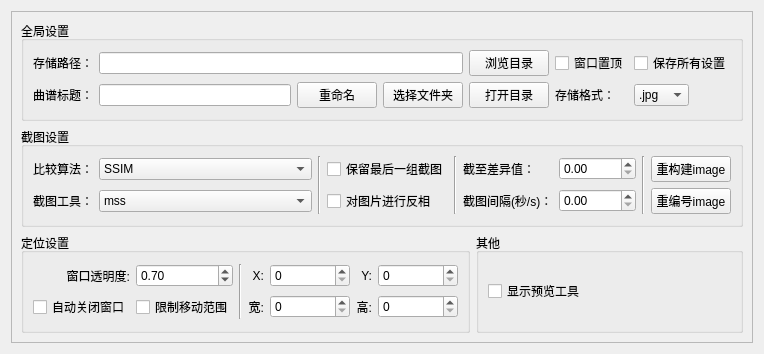
The window that src/View/ui/TabSettings.ui (Carrot-shreds/score_capture) describes before a commit, drawn with Qt 5.
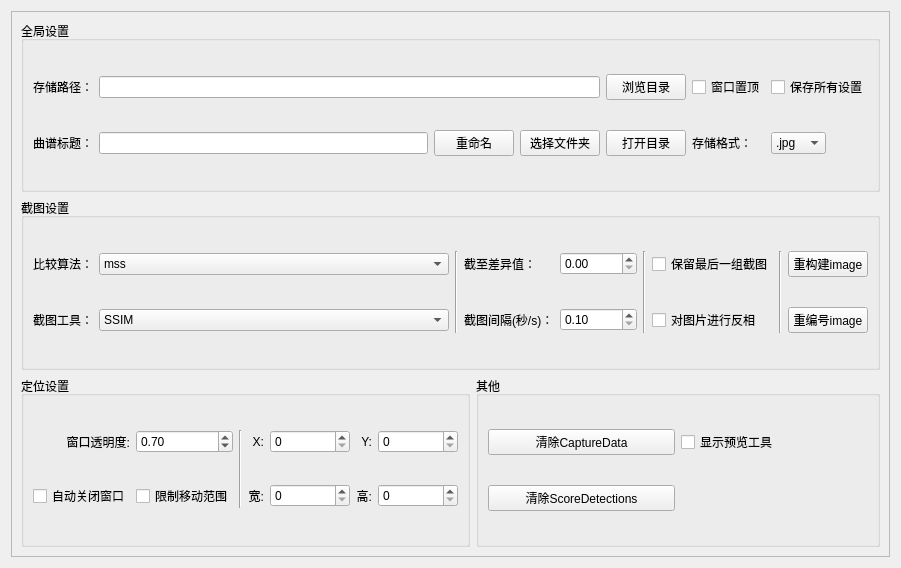
The same window after the commit.

```diff
--- a/src/View/ui/TabSettings.ui
+++ b/src/View/ui/TabSettings.ui
@@ -6,8 +6,8 @@
    <rect>
     <x>0</x>
     <y>0</y>
-    <width>764</width>
-    <height>354</height>
+    <width>901</width>
+    <height>568</height>
    </rect>
   </property>
   <property name="windowTitle">
@@ -16,6 +16,9 @@
   <layout class="QVBoxLayout" name="verticalLayout">
    <item>
     <widget class="QScrollArea" name="scrollArea">
+     <property name="horizontalScrollBarPolicy">
+      <enum>Qt::ScrollBarPolicy::ScrollBarAsNeeded</enum>
+     </property>
      <property name="widgetResizable">
       <bool>true</bool>
      </property>
@@ -24,189 +27,31 @@
        <rect>
         <x>0</x>
         <y>0</y>
-        <width>732</width>
-        <height>336</height>
+        <width>881</width>
+        <height>548</height>
        </rect>
       </property>
       <layout class="QGridLayout" name="gridLayout_3">
-       <item row="2" column="0">
-        <widget class="QGroupBox" name="groupBox">
-         <property name="title">
-          <string>定位设置</string>
-         </property>
-         <layout class="QGridLayout" name="gridLayout">
-          <item row="0" column="7">
-           <widget class="QSpinBox" name="spinBox_region_y">
-            <property name="sizePolicy">
-             <sizepolicy hsizetype="Minimum" vsizetype="Fixed">
-              <horstretch>0</horstretch>
-              <verstretch>0</verstretch>
-             </sizepolicy>
-            </property>
-            <property name="minimumSize">
-             <size>
-              <width>80</width>
-              <height>0</height>
-             </size>
-            </property>
-            <property name="maximum">
-             <number>2000</number>
-            </property>
-           </widget>
-          </item>
-          <item row="1" column="7">
-           <widget class="QSpinBox" name="spinBox_region_height">
-            <property name="sizePolicy">
-             <sizepolicy hsizetype="Minimum" vsizetype="Fixed">
-              <horstretch>0</horstretch>
-              <verstretch>0</verstretch>
-             </sizepolicy>
-            </property>
-            <property name="minimumSize">
-             <size>
-              <width>80</width>
-              <height>0</height>
-             </size>
-            </property>
-            <property name="maximum">
-             <number>2000</number>
-            </property>
-           </widget>
-          </item>
-          <item row="0" column="4">
-           <widget class="QLabel" name="label_9">
-            <property name="text">
-             <string>X:</string>
-            </property>
-            <property name="alignment">
-             <set>Qt::AlignmentFlag::AlignRight|Qt::AlignmentFlag::AlignTrailing|Qt::AlignmentFlag::AlignVCenter</set>
-            </property>
-           </widget>
-          </item>
-          <item row="1" column="4">
-           <widget class="QLabel" name="label_7">
-            <property name="text">
-             <string>宽:</string>
-            </property>
-            <property name="alignment">
-             <set>Qt::AlignmentFlag::AlignRight|Qt::AlignmentFlag::AlignTrailing|Qt::AlignmentFlag::AlignVCenter</set>
-            </property>
-           </widget>
-          </item>
-          <item row="1" column="5">
-           <widget class="QSpinBox" name="spinBox_region_width">
-            <property name="sizePolicy">
-             <sizepolicy hsizetype="Minimum" vsizetype="Fixed">
-              <horstretch>0</horstretch>
-              <verstretch>0</verstretch>
-             </sizepolicy>
-            </property>
-            <property name="minimumSize">
-             <size>
-              <width>80</width>
-              <height>0</height>
-             </size>
-            </property>
-            <property name="maximum">
-             <number>2000</number>
-            </property>
-           </widget>
-          </item>
-          <item row="0" column="1">
-           <widget class="QDoubleSpinBox" name="doubleSpinBox_opacity">
-            <property name="minimum">
-             <double>0.100000000000000</double>
-            </property>
-            <property name="maximum">
-             <double>1.000000000000000</double>
-            </property>
-            <property name="singleStep">
-             <double>0.010000000000000</double>
-            </property>
-            <property name="value">
-             <double>0.700000000000000</double>
-            </property>
-           </widget>
-          </item>
-          <item row="0" column="5">
-           <widget class="QSpinBox" name="spinBox_region_x">
-            <property name="sizePolicy">
-             <sizepolicy hsizetype="Minimum" vsizetype="Fixed">
-              <horstretch>0</horstretch>
-              <verstretch>0</verstretch>
-             </sizepolicy>
-            </property>
-            <property name="minimumSize">
-             <size>
-              <width>80</width>
-              <height>0</height>
-             </size>
-            </property>
-            <property name="maximum">
-             <number>2000</number>
-            </property>
-           </widget>
-          </item>
-          <item row="0" column="2" rowspan="2">
-           <widget class="Line" name="line_4">
-            <property name="orientation">
-             <enum>Qt::Orientation::Vertical</enum>
-            </property>
-           </widget>
-          </item>
-          <item row="0" column="6">
-           <widget class="QLabel" name="label_11">
-            <property name="text">
-             <string>Y:</string>
-            </property>
-            <property name="alignment">
-             <set>Qt::AlignmentFlag::AlignRight|Qt::AlignmentFlag::AlignTrailing|Qt::AlignmentFlag::AlignVCenter</set>
-            </property>
-           </widget>
-          </item>
-          <item row="0" column="0">
-           <widget class="QLabel" name="label_10">
-            <property name="text">
-             <string>窗口透明度:</string>
-            </property>
-            <property name="alignment">
-             <set>Qt::AlignmentFlag::AlignRight|Qt::AlignmentFlag::AlignTrailing|Qt::AlignmentFlag::AlignVCenter</set>
-            </property>
-           </widget>
-          </item>
-          <item row="1" column="6">
-           <widget class="QLabel" name="label_8">
-            <property name="text">
-             <string>高:</string>
-            </property>
-            <property name="alignment">
-             <set>Qt::AlignmentFlag::AlignRight|Qt::AlignmentFlag::AlignTrailing|Qt::AlignmentFlag::AlignVCenter</set>
-            </property>
-           </widget>
-          </item>
-          <item row="1" column="0">
-           <widget class="QCheckBox" name="checkBox_auto_close">
-            <property name="text">
-             <string>自动关闭窗口</string>
-            </property>
-           </widget>
-          </item>
-          <item row="1" column="1">
-           <widget class="QCheckBox" name="checkBox_limit_move">
-            <property name="text">
-             <string>限制移动范围</string>
-            </property>
-           </widget>
-          </item>
-         </layout>
-        </widget>
-       </item>
        <item row="0" column="0" colspan="3">
         <widget class="QGroupBox" name="groupBox_3">
          <property name="title">
           <string>全局设置</string>
          </property>
          <layout class="QGridLayout" name="gridLayout_4">
+          <item row="3" column="3">
+           <widget class="QPushButton" name="pushButton_select_folder">
+            <property name="text">
+             <string>选择文件夹</string>
+            </property>
+           </widget>
+          </item>
+          <item row="0" column="4">
+           <widget class="QPushButton" name="pushButton_select_path">
+            <property name="text">
+             <string>浏览目录</string>
+            </property>
+           </widget>
+          </item>
           <item row="3" column="0">
            <widget class="QLabel" name="label_3">
             <property name="text">
@@ -214,46 +59,6 @@
             </property>
            </widget>
           </item>
-          <item row="3" column="5">
-           <widget class="QLabel" name="label_6">
-            <property name="text">
-             <string>存储格式：</string>
-            </property>
-           </widget>
-          </item>
-          <item row="3" column="1">
-           <widget class="QLineEdit" name="lineEdit_score_title">
-            <property name="sizePolicy">
-             <sizepolicy hsizetype="Expanding" vsizetype="Fixed">
-              <horstretch>0</horstretch>
-              <verstretch>0</verstretch>
-             </sizepolicy>
-            </property>
-           </widget>
-          </item>
-          <item row="3" column="2">
-           <widget class="QPushButton" name="pushButton_rename_folder">
-            <property name="sizePolicy">
-             <sizepolicy hsizetype="Minimum" vsizetype="Fixed">
-              <horstretch>0</horstretch>
-              <verstretch>0</verstretch>
-             </sizepolicy>
-            </property>
-            <property name="text">
-             <string>重命名</string>
-            </property>
-           </widget>
-          </item>
-          <item row="0" column="1" colspan="3">
-           <widget class="QLineEdit" name="lineEdit_save_path"/>
-          </item>
-          <item row="0" column="0">
-           <widget class="QLabel" name="label_5">
-            <property name="text">
-             <string>存储路径：</string>
-            </property>
-           </widget>
-          </item>
           <item row="3" column="4">
            <widget class="QPushButton" name="pushButton_open_folder">
             <property name="text">
@@ -261,6 +66,30 @@
             </property>
            </widget>
           </item>
+          <item row="0" column="6">
+           <widget class="QCheckBox" name="checkBox_save_all_settings">
+            <property name="text">
+             <string>保存所有设置</string>
+            </property>
+           </widget>
+          </item>
+          <item row="0" column="0">
+           <widget class="QLabel" name="label_5">
+            <property name="text">
+             <string>存储路径：</string>
+            </property>
+           </widget>
+          </item>
+          <item row="3" column="1">
+           <widget class="QLineEdit" name="lineEdit_score_title">
+            <property name="sizePolicy">
+             <sizepolicy hsizetype="Expanding" vsizetype="Fixed">
+              <horstretch>0</horstretch>
+              <verstretch>0</verstretch>
+             </sizepolicy>
+            </property>
+           </widget>
+          </item>
           <item row="3" column="6">
            <widget class="QComboBox" name="comboBox_save_format">
             <property name="sizePolicy">
@@ -287,20 +116,29 @@
             </item>
            </widget>
           </item>
-          <item row="3" column="3">
-           <widget class="QPushButton" name="pushButton_select_folder">
+          <item row="3" column="5">
+           <widget class="QLabel" name="label_6">
             <property name="text">
-             <string>选择文件夹</string>
+             <string>存储格式：</string>
             </property>
            </widget>
           </item>
-          <item row="0" column="4">
-           <widget class="QPushButton" name="pushButton_select_path">
+          <item row="3" column="2">
+           <widget class="QPushButton" name="pushButton_rename_folder">
+            <property name="sizePolicy">
+             <sizepolicy hsizetype="Minimum" vsizetype="Fixed">
+              <horstretch>0</horstretch>
+              <verstretch>0</verstretch>
+             </sizepolicy>
+            </property>
             <property name="text">
-             <string>浏览目录</string>
+             <string>重命名</string>
             </property>
            </widget>
           </item>
+          <item row="0" column="1" colspan="3">
+           <widget class="QLineEdit" name="lineEdit_save_path"/>
+          </item>
           <item row="0" column="5">
            <widget class="QCheckBox" name="checkBox_always_on_top">
             <property name="text">
@@ -308,10 +146,223 @@
             </property>
            </widget>
           </item>
-          <item row="0" column="6">
-           <widget class="QCheckBox" name="checkBox_save_all_settings">
+         </layout>
+        </widget>
+       </item>
+       <item row="11" column="1" colspan="2">
+        <widget class="QGroupBox" name="groupBox_4">
+         <property name="title">
+          <string>其他</string>
+         </property>
+         <layout class="QGridLayout" name="gridLayout_5">
+          <item row="1" column="0">
+           <widget class="QPushButton" name="pushButton_clear_capture_data">
+            <property name="sizePolicy">
+             <sizepolicy hsizetype="Minimum" vsizetype="Fixed">
+              <horstretch>0</horstretch>
+              <verstretch>0</verstretch>
+             </sizepolicy>
+            </property>
+            <property name="toolTip">
+             <string>&lt;html&gt;&lt;head/&gt;&lt;body&gt;&lt;p&gt;Cached diff between captures, used to build images from captures.&lt;/p&gt;&lt;/body&gt;&lt;/html&gt;</string>
+            </property>
             <property name="text">
-             <string>保存所有设置</string>
+             <string>清除CaptureData</string>
+            </property>
+           </widget>
+          </item>
+          <item row="2" column="0">
+           <widget class="QPushButton" name="pushButton_clear_score_detections">
+            <property name="sizePolicy">
+             <sizepolicy hsizetype="Minimum" vsizetype="Fixed">
+              <horstretch>0</horstretch>
+              <verstretch>0</verstretch>
+             </sizepolicy>
+            </property>
+            <property name="toolTip">
+             <string>&lt;html&gt;&lt;head/&gt;&lt;body&gt;&lt;p&gt;Cached diff between captures, used to build images from captures.&lt;/p&gt;&lt;/body&gt;&lt;/html&gt;</string>
+            </property>
+            <property name="text">
+             <string>清除ScoreDetections</string>
+            </property>
+           </widget>
+          </item>
+          <item row="1" column="1">
+           <widget class="QCheckBox" name="checkBox_imageViewer_show_tools">
+            <property name="text">
+             <string>显示预览工具</string>
+            </property>
+           </widget>
+          </item>
+         </layout>
+        </widget>
+       </item>
+       <item row="11" column="0">
+        <widget class="QGroupBox" name="groupBox">
+         <property name="title">
+          <string>定位设置</string>
+         </property>
+         <layout class="QGridLayout" name="gridLayout">
+          <item row="1" column="1">
+           <widget class="QDoubleSpinBox" name="doubleSpinBox_opacity">
+            <property name="minimum">
+             <double>0.100000000000000</double>
+            </property>
+            <property name="maximum">
+             <double>1.000000000000000</double>
+            </property>
+            <property name="singleStep">
+             <double>0.010000000000000</double>
+            </property>
+            <property name="value">
+             <double>0.700000000000000</double>
+            </property>
+           </widget>
+          </item>
+          <item row="2" column="7">
+           <widget class="QSpinBox" name="spinBox_region_height">
+            <property name="sizePolicy">
+             <sizepolicy hsizetype="Minimum" vsizetype="Fixed">
+              <horstretch>0</horstretch>
+              <verstretch>0</verstretch>
+             </sizepolicy>
+            </property>
+            <property name="minimumSize">
+             <size>
+              <width>80</width>
+              <height>0</height>
+             </size>
+            </property>
+            <property name="maximum">
+             <number>2000</number>
+            </property>
+           </widget>
+          </item>
+          <item row="1" column="2" rowspan="2">
+           <widget class="Line" name="line_4">
+            <property name="orientation">
+             <enum>Qt::Orientation::Vertical</enum>
+            </property>
+           </widget>
+          </item>
+          <item row="2" column="5">
+           <widget class="QSpinBox" name="spinBox_region_width">
+            <property name="sizePolicy">
+             <sizepolicy hsizetype="Minimum" vsizetype="Fixed">
+              <horstretch>0</horstretch>
+              <verstretch>0</verstretch>
+             </sizepolicy>
+            </property>
+            <property name="minimumSize">
+             <size>
+              <width>80</width>
+              <height>0</height>
+             </size>
+            </property>
+            <property name="maximum">
+             <number>2000</number>
+            </property>
+           </widget>
+          </item>
+          <item row="1" column="7">
+           <widget class="QSpinBox" name="spinBox_region_y">
+            <property name="sizePolicy">
+             <sizepolicy hsizetype="Minimum" vsizetype="Fixed">
+              <horstretch>0</horstretch>
+              <verstretch>0</verstretch>
+             </sizepolicy>
+            </property>
+            <property name="minimumSize">
+             <size>
+              <width>80</width>
+              <height>0</height>
+             </size>
+            </property>
+            <property name="maximum">
+             <number>2000</number>
+            </property>
+           </widget>
+          </item>
+          <item row="1" column="6">
+           <widget class="QLabel" name="label_11">
+            <property name="text">
+             <string>Y:</string>
+            </property>
+            <property name="alignment">
+             <set>Qt::AlignmentFlag::AlignRight|Qt::AlignmentFlag::AlignTrailing|Qt::AlignmentFlag::AlignVCenter</set>
+            </property>
+           </widget>
+          </item>
+          <item row="2" column="1">
+           <widget class="QCheckBox" name="checkBox_limit_move">
+            <property name="text">
+             <string>限制移动范围</string>
+            </property>
+           </widget>
+          </item>
+          <item row="1" column="5">
+           <widget class="QSpinBox" name="spinBox_region_x">
+            <property name="sizePolicy">
+             <sizepolicy hsizetype="Minimum" vsizetype="Fixed">
+              <horstretch>0</horstretch>
+              <verstretch>0</verstretch>
+             </sizepolicy>
+            </property>
+            <property name="minimumSize">
+             <size>
+              <width>80</width>
+              <height>0</height>
+             </size>
+            </property>
+            <property name="maximum">
+             <number>2000</number>
+            </property>
+           </widget>
+          </item>
+          <item row="1" column="0">
+           <widget class="QLabel" name="label_10">
+            <property name="text">
+             <string>窗口透明度:</string>
+            </property>
+            <property name="alignment">
+             <set>Qt::AlignmentFlag::AlignRight|Qt::AlignmentFlag::AlignTrailing|Qt::AlignmentFlag::AlignVCenter</set>
+            </property>
+           </widget>
+          </item>
+          <item row="2" column="4">
+           <widget class="QLabel" name="label_7">
+            <property name="text">
+             <string>宽:</string>
+            </property>
+            <property name="alignment">
+             <set>Qt::AlignmentFlag::AlignRight|Qt::AlignmentFlag::AlignTrailing|Qt::AlignmentFlag::AlignVCenter</set>
+            </property>
+           </widget>
+          </item>
+          <item row="2" column="6">
+           <widget class="QLabel" name="label_8">
+            <property name="text">
+             <string>高:</string>
+            </property>
+            <property name="alignment">
+             <set>Qt::AlignmentFlag::AlignRight|Qt::AlignmentFlag::AlignTrailing|Qt::AlignmentFlag::AlignVCenter</set>
+            </property>
+           </widget>
+          </item>
+          <item row="1" column="4">
+           <widget class="QLabel" name="label_9">
+            <property name="text">
+             <string>X:</string>
+            </property>
+            <property name="alignment">
+             <set>Qt::AlignmentFlag::AlignRight|Qt::AlignmentFlag::AlignTrailing|Qt::AlignmentFlag::AlignVCenter</set>
+            </property>
+           </widget>
+          </item>
+          <item row="2" column="0">
+           <widget class="QCheckBox" name="checkBox_auto_close">
+            <property name="text">
+             <string>自动关闭窗口</string>
             </property>
            </widget>
           </item>
@@ -320,11 +371,37 @@
        </item>
        <item row="1" column="0" colspan="3">
         <widget class="QGroupBox" name="groupBox_2">
+         <property name="sizePolicy">
+          <sizepolicy hsizetype="Preferred" vsizetype="Preferred">
+           <horstretch>0</horstretch>
+           <verstretch>0</verstretch>
+          </sizepolicy>
+         </property>
          <property name="title">
           <string>截图设置</string>
          </property>
          <layout class="QGridLayout" name="gridLayout_2">
-          <item row="0" column="0">
+          <item row="2" column="2">
+           <widget class="QComboBox" name="comboBox_compare_method">
+            <property name="sizePolicy">
+             <sizepolicy hsizetype="Expanding" vsizetype="Fixed">
+              <horstretch>0</horstretch>
+              <verstretch>0</verstretch>
+             </sizepolicy>
+            </property>
+            <item>
+             <property name="text">
+              <string>SSIM</string>
+             </property>
+            </item>
+            <item>
+             <property name="text">
+              <string>MSE</string>
+             </property>
+            </item>
+           </widget>
+          </item>
+          <item row="1" column="0">
            <widget class="QLabel" name="label_14">
             <property name="layoutDirection">
              <enum>Qt::LayoutDirection::LeftToRight</enum>
@@ -337,56 +414,14 @@
             </property>
            </widget>
           </item>
-          <item row="0" column="1">
-           <widget class="QComboBox" name="comboBox_compare_method">
-            <property name="sizePolicy">
-             <sizepolicy hsizetype="Expanding" vsizetype="Fixed">
-              <horstretch>0</horstretch>
-              <verstretch>0</verstretch>
-             </sizepolicy>
-            </property>
-            <item>
-             <property name="text">
-              <string>SSIM</string>
-             </property>
-            </item>
-            <item>
-             <property name="text">
-              <string>MSE</string>
-             </property>
-            </item>
-           </widget>
-          </item>
-          <item row="0" column="2" rowspan="2">
-           <widget class="Line" name="line">
-            <property name="orientation">
-             <enum>Qt::Orientation::Vertical</enum>
-            </property>
-           </widget>
-          </item>
-          <item row="0" column="3">
-           <widget class="QCheckBox" name="checkBox_keep_last">
-            <property name="text">
-             <string>保留最后一组截图</string>
-            </property>
-           </widget>
-          </item>
-          <item row="0" column="4" rowspan="2">
-           <widget class="Line" name="line_3">
-            <property name="orientation">
-             <enum>Qt::Orientation::Vertical</enum>
-            </property>
-           </widget>
-          </item>
-          <item row="0" column="5">
-           <widget class="QLabel" name="label_16">
-            <property name="text">
-             <string>截至差异值：</string>
-            </property>
-           </widget>
-          </item>
-          <item row="0" column="6">
+          <item row="1" column="5">
            <widget class="QDoubleSpinBox" name="doubleSpinBox_compare_threshold">
+            <property name="sizePolicy">
+             <sizepolicy hsizetype="Minimum" vsizetype="Fixed">
+              <horstretch>0</horstretch>
+              <verstretch>0</verstretch>
+             </sizepolicy>
+            </property>
             <property name="maximum">
              <double>65535.000000000000000</double>
             </property>
@@ -395,31 +430,36 @@
             </property>
            </widget>
           </item>
-          <item row="0" column="7" rowspan="2">
-           <widget class="Line" name="line_2">
-            <property name="orientation">
-             <enum>Qt::Orientation::Vertical</enum>
-            </property>
-           </widget>
-          </item>
-          <item row="0" column="8">
+          <item row="1" column="9">
            <widget class="QPushButton" name="pushButton_image_rebuild">
+            <property name="sizePolicy">
+             <sizepolicy hsizetype="Preferred" vsizetype="Fixed">
+              <horstretch>0</horstretch>
+              <verstretch>0</verstretch>
+             </sizepolicy>
+            </property>
             <property name="text">
              <string>重构建image</string>
             </property>
+            <property name="flat">
+             <bool>false</bool>
+            </property>
            </widget>
           </item>
-          <item row="1" column="0">
-           <widget class="QLabel" name="label_20">
+          <item row="2" column="9">
+           <widget class="QPushButton" name="pushButton_image_reorder">
+            <property name="sizePolicy">
+             <sizepolicy hsizetype="Preferred" vsizetype="Fixed">
+              <horstretch>0</horstretch>
+              <verstretch>0</verstretch>
+             </sizepolicy>
+            </property>
             <property name="text">
-             <string>截图工具：</string>
-            </property>
-            <property name="alignment">
-             <set>Qt::AlignmentFlag::AlignLeading|Qt::AlignmentFlag::AlignLeft|Qt::AlignmentFlag::AlignVCenter</set>
+             <string>重编号image</string>
             </property>
            </widget>
           </item>
-          <item row="1" column="1">
+          <item row="1" column="2">
            <widget class="QComboBox" name="comboBox_capture_tool">
             <property name="sizePolicy">
              <sizepolicy hsizetype="Expanding" vsizetype="Fixed">
@@ -450,47 +490,72 @@
             </item>
            </widget>
           </item>
-          <item row="1" column="3">
-           <widget class="QCheckBox" name="checkBox_reverse_image">
-            <property name="text">
-             <string>对图片进行反相</string>
+          <item row="2" column="5">
+           <widget class="QDoubleSpinBox" name="doubleSpinBox_capture_delay">
+            <property name="minimum">
+             <double>0.100000000000000</double>
+            </property>
+            <property name="singleStep">
+             <double>0.100000000000000</double>
             </property>
            </widget>
           </item>
-          <item row="1" column="5">
+          <item row="2" column="4">
            <widget class="QLabel" name="label_13">
             <property name="text">
              <string>截图间隔(秒/s)：</string>
             </property>
            </widget>
           </item>
-          <item row="1" column="6">
-           <widget class="QDoubleSpinBox" name="doubleSpinBox_capture_delay">
-            <property name="singleStep">
-             <double>0.100000000000000</double>
+          <item row="2" column="7">
+           <widget class="QCheckBox" name="checkBox_reverse_image">
+            <property name="text">
+             <string>对图片进行反相</string>
             </property>
            </widget>
           </item>
-          <item row="1" column="8">
-           <widget class="QPushButton" name="pushButton_image_reorder">
+          <item row="1" column="7">
+           <widget class="QCheckBox" name="checkBox_keep_last">
             <property name="text">
-             <string>重编号image</string>
+             <string>保留最后一组截图</string>
             </property>
            </widget>
           </item>
-         </layout>
-        </widget>
-       </item>
-       <item row="2" column="1" colspan="2">
-        <widget class="QGroupBox" name="groupBox_4">
-         <property name="title">
-          <string>其他</string>
-         </property>
-         <layout class="QGridLayout" name="gridLayout_5">
-          <item row="0" column="0">
-           <widget class="QCheckBox" name="checkBox_imageViewer_show_tools">
+          <item row="2" column="0">
+           <widget class="QLabel" name="label_20">
             <property name="text">
-             <string>显示预览工具</string>
+             <string>截图工具：</string>
+            </property>
+            <property name="alignment">
+             <set>Qt::AlignmentFlag::AlignLeading|Qt::AlignmentFlag::AlignLeft|Qt::AlignmentFlag::AlignVCenter</set>
+            </property>
+           </widget>
+          </item>
+          <item row="1" column="4">
+           <widget class="QLabel" name="label_16">
+            <property name="text">
+             <string>截至差异值：</string>
+            </property>
+           </widget>
+          </item>
+          <item row="1" column="3" rowspan="2">
+           <widget class="Line" name="line">
+            <property name="orientation">
+             <enum>Qt::Orientation::Vertical</enum>
+            </property>
+           </widget>
+          </item>
+          <item row="1" column="8" rowspan="2">
+           <widget class="Line" name="line_8">
+            <property name="orientation">
+             <enum>Qt::Orientation::Vertical</enum>
+            </property>
+           </widget>
+          </item>
+          <item row="1" column="6" rowspan="2">
+           <widget class="Line" name="line_3">
+            <property name="orientation">
+             <enum>Qt::Orientation::Vertical</enum>
             </property>
            </widget>
           </item>
```
